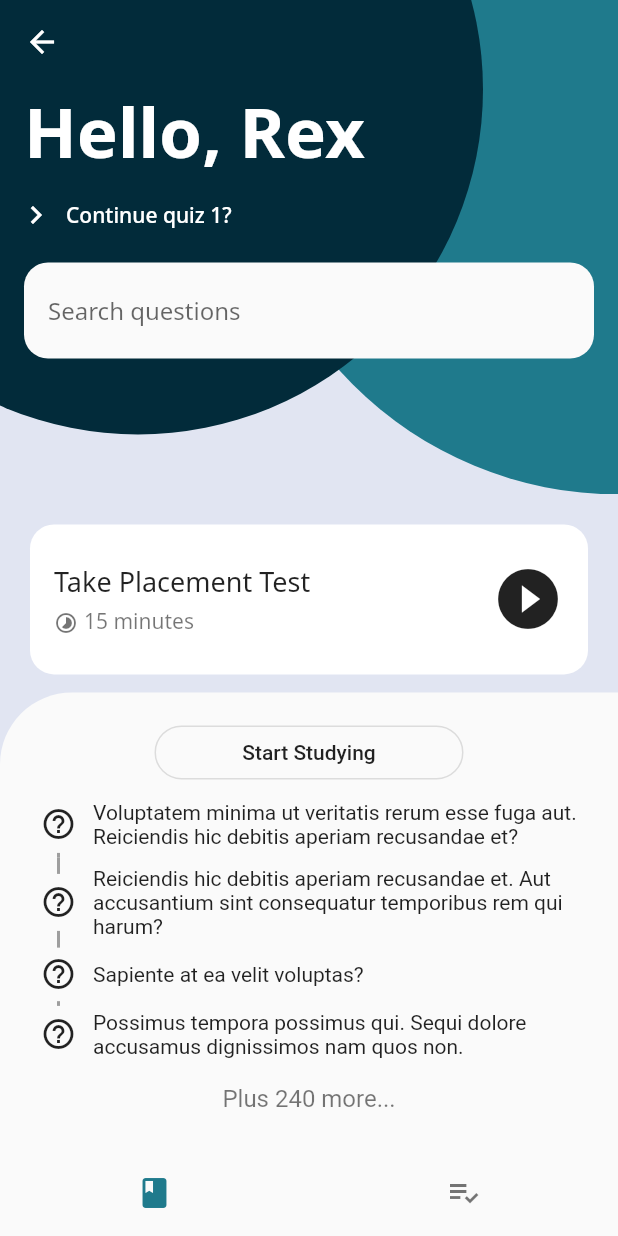
After one commit to stargazing-dino/flutter_designs, a Flutter app: the MedicalQuiz screen opened by its route, after a tap on "Continue quiz 1?", on a phone screen of 412 x 824 dp. The commit adds this screen. Run offline on Flutter 3.47's test engine with Material 2 defaults, Android fonts, the phone set to English and light mode, and no system bars; our stand-ins replace dotted_border, flutter_svg, google_fonts, smooth_page_indicator.

Commit message:
Added medical quiz

```diff
--- a/lib/main.dart
+++ b/lib/main.dart
@@ -2,6 +2,7 @@ import 'package:designs/constants.dart';
 import 'package:designs/pages/airline_seats/airline_seats.dart';
 import 'package:designs/pages/design_meetings/design_meetings.dart';
 import 'package:designs/pages/giraffe_education/giraffe_education.dart';
+import 'package:designs/pages/medical_quiz/medical_quiz.dart';
 import 'package:designs/pages/mia_user_profile/mia_user_profile.dart';
 import 'package:designs/pages/punch_app/punch_app_home.dart';
 import 'package:designs/pages/tech_education/tech_education.dart';
@@ -17,6 +18,7 @@ class App extends StatelessWidget {
       theme: ThemeData(primarySwatch: Colors.blue),
       home: Home(),
       routes: {
+        '/medical_quiz': (_) => MedicalQuiz(),
         '/mia_user_profile': (_) => MiaUserProfilePage(),
         '/airline_seats': (_) => AirlineSeatsPage(),
         '/giraffe_education': (_) => GiraffeEducationPage(),
@@ -48,6 +50,7 @@ class _HomeState extends State<Home> {
             mainAxisSpacing: 16,
           ),
           children: <Widget>[
+            PageButton(title: 'Medical Quizes', to: '/medical_quiz'),
             PageButton(title: 'Mia\'s Profile', to: '/mia_user_profile'),
             PageButton(title: 'Airline Seats', to: '/airline_seats'),
             PageButton(title: 'Giraffe Education', to: '/giraffe_education'),
--- /dev/null
+++ b/lib/pages/medical_quiz/medical_quiz.dart
@@ -0,0 +1,279 @@
+import 'package:designs/pages/medical_quiz/palette.dart';
+import 'package:designs/shared/timeline.dart';
+import 'package:flutter/material.dart';
+import 'package:google_fonts/google_fonts.dart';
+
+class MedicalQuiz extends StatefulWidget {
+  @override
+  _MedicalQuizState createState() => _MedicalQuizState();
+}
+
+class _MedicalQuizState extends State<MedicalQuiz> {
+  final controller = TextEditingController(text: '');
+
+  @override
+  Widget build(BuildContext context) {
+    final style = GoogleFonts.notoSans();
+    final size = MediaQuery.of(context).size;
+    final topHeight = size.height / 2.5;
+    final leftRadius = 460.0;
+    final rightRadius = 500.0;
+
+    return DefaultTextStyle(
+      style: style,
+      child: Scaffold(
+        extendBodyBehindAppBar: true,
+        extendBody: true,
+        backgroundColor: kGrey,
+        appBar: AppBar(
+          elevation: 0.0,
+          backgroundColor: Colors.transparent,
+          leading: IconButton(
+            icon: Icon(Icons.arrow_back, color: Colors.white),
+            onPressed: Navigator.of(context).maybePop,
+          ),
+        ),
+        body: Column(
+          crossAxisAlignment: CrossAxisAlignment.stretch,
+          children: <Widget>[
+            SizedBox(
+              height: topHeight,
+              child: Stack(
+                fit: StackFit.passthrough,
+                children: <Widget>[
+                  Positioned(
+                    right: -rightRadius * .5,
+                    top: topHeight - rightRadius,
+                    child: Container(
+                      height: rightRadius,
+                      width: rightRadius,
+                      decoration: BoxDecoration(
+                        color: kSecondary,
+                        shape: BoxShape.circle,
+                      ),
+                    ),
+                  ),
+                  Positioned(
+                    left: -leftRadius * .3,
+                    top: topHeight - leftRadius - 40.0,
+                    child: Container(
+                      height: leftRadius,
+                      width: leftRadius,
+                      decoration: BoxDecoration(
+                        color: kPrimary,
+                        shape: BoxShape.circle,
+                      ),
+                    ),
+                  ),
+                  SafeArea(
+                    bottom: false,
+                    child: Column(
+                      crossAxisAlignment: CrossAxisAlignment.start,
+                      children: <Widget>[
+                        Padding(
+                          padding: const EdgeInsets.only(left: 16.0),
+                          child: Text(
+                            'Hello, Rex',
+                            style: style.copyWith(
+                              fontSize: 46.0,
+                              color: Colors.white,
+                              fontWeight: FontWeight.bold,
+                            ),
+                          ),
+                        ),
+                        FlatButton.icon(
+                          onPressed: () {},
+                          icon: Icon(
+                            Icons.keyboard_arrow_right,
+                            color: Colors.white,
+                          ),
+                          label: Text(
+                            'Continue quiz 1?',
+                            style: style.copyWith(
+                              color: Colors.white,
+                            ),
+                          ),
+                        ),
+                        const SizedBox(height: 8.0),
+                        Padding(
+                          padding: const EdgeInsets.symmetric(horizontal: 16.0),
+                          child: Material(
+                            borderRadius: BorderRadius.circular(16.0),
+                            child: Padding(
+                              padding: const EdgeInsets.symmetric(
+                                  horizontal: 16.0, vertical: 8.0),
+                              child: TextField(
+                                controller: controller,
+                                style: style.copyWith(color: Colors.black),
+                                decoration: InputDecoration(
+                                  border: InputBorder.none,
+                                  hintText: 'Search questions',
+                                ),
+                              ),
+                            ),
+                          ),
+                        )
+                      ],
+                    ),
+                  )
+                ],
+              ),
+            ),
+            Expanded(
+              child: Column(
+                crossAxisAlignment: CrossAxisAlignment.stretch,
+                children: <Widget>[
+                  Padding(
+                    padding: const EdgeInsets.fromLTRB(16.0, 16.0, 16.0, 8.0),
+                    child: Card(
+                      elevation: 0.0,
+                      shape: RoundedRectangleBorder(
+                        borderRadius: BorderRadius.circular(16.0),
+                      ),
+                      child: SizedBox(
+                        height: 100,
+                        child: Padding(
+                          padding: const EdgeInsets.fromLTRB(
+                            16.0,
+                            16.0,
+                            8.0,
+                            16.0,
+                          ),
+                          child: Row(
+                            children: <Widget>[
+                              Expanded(
+                                child: Column(
+                                  crossAxisAlignment: CrossAxisAlignment.start,
+                                  mainAxisAlignment: MainAxisAlignment.center,
+                                  children: <Widget>[
+                                    Text(
+                                      'Take Placement Test',
+                                      style: style.copyWith(
+                                        fontSize: 18.0,
+                                      ),
+                                    ),
+                                    const SizedBox(height: 4.0),
+                                    Text.rich(
+                                      TextSpan(
+                                        children: [
+                                          WidgetSpan(
+                                            child: Icon(
+                                              Icons.timelapse,
+                                              size: 16.0,
+                                              color: Theme.of(context)
+                                                  .textTheme
+                                                  .caption
+                                                  .color,
+                                            ),
+                                          ),
+                                          WidgetSpan(child: SizedBox(width: 4)),
+                                          TextSpan(
+                                            text: '15 minutes',
+                                          )
+                                        ],
+                                      ),
+                                      style: style.copyWith(
+                                        fontSize: 14.0,
+                                        color: Theme.of(context)
+                                            .textTheme
+                                            .caption
+                                            .color,
+                                      ),
+                                    ),
+                                  ],
+                                ),
+                              ),
+                              const SizedBox(width: 16.0),
+                              IconButton(
+                                iconSize: 48.0,
+                                icon: Icon(Icons.play_circle_filled),
+                                onPressed: () {},
+                              ),
+                            ],
+                          ),
+                        ),
+                      ),
+                    ),
+                  ),
+                  Expanded(
+                    child: Material(
+                      borderRadius: BorderRadius.only(
+                        topLeft: Radius.circular(48.0),
+                      ),
+                      child: Padding(
+                        padding: const EdgeInsets.all(16.0),
+                        child: Column(
+                          crossAxisAlignment: CrossAxisAlignment.stretch,
+                          children: <Widget>[
+                            Center(
+                              child: SizedBox(
+                                width: size.width / 2,
+                                child: OutlineButton(
+                                  shape: StadiumBorder(),
+                                  onPressed: () {},
+                                  child: Text('Start Studying'),
+                                ),
+                              ),
+                            ),
+                            Timeline(
+                              gutterSpacing: 8.0,
+                              children: <Widget>[
+                                Text(
+                                    'Voluptatem minima ut veritatis rerum esse fuga aut. Reiciendis hic debitis aperiam recusandae et?'),
+                                Text(
+                                    'Reiciendis hic debitis aperiam recusandae et. Aut accusantium sint consequatur temporibus rem qui harum?'),
+                                Text('Sapiente at ea velit voluptas?'),
+                                Text(
+                                    'Possimus tempora possimus qui. Sequi dolore accusamus dignissimos nam quos non.'),
+                              ],
+                              indicators: <Widget>[
+                                Icon(Icons.help_outline),
+                                Icon(Icons.help_outline),
+                                Icon(Icons.help_outline),
+                                Icon(Icons.help_outline),
+                              ],
+                            ),
+                            Spacer(),
+                            Center(
+                                child: Text(
+                              'Plus 240 more...',
+                              style: Theme.of(context)
+                                  .textTheme
+                                  .caption
+                                  .copyWith(fontSize: 16.0),
+                            )),
+                            Spacer(),
+                            const SizedBox(height: kBottomNavigationBarHeight),
+                          ],
+                        ),
+                      ),
+                    ),
+                  ),
+                ],
+              ),
+            )
+          ],
+        ),
+        bottomNavigationBar: BottomNavigationBar(
+          elevation: 0.0,
+          backgroundColor: Colors.transparent,
+          showUnselectedLabels: false,
+          showSelectedLabels: false,
+          selectedItemColor: kSecondary,
+          selectedIconTheme: IconThemeData(color: kSecondary),
+          selectedLabelStyle: TextStyle(color: kSecondary),
+          items: <BottomNavigationBarItem>[
+            BottomNavigationBarItem(
+              icon: Icon(Icons.book),
+              title: Text('Study'),
+            ),
+            BottomNavigationBarItem(
+              icon: Icon(Icons.playlist_add_check),
+              title: Text('Exam'),
+            ),
+          ],
+        ),
+      ),
+    );
+  }
+}
--- /dev/null
+++ b/lib/pages/medical_quiz/palette.dart
@@ -0,0 +1,6 @@
+import 'package:flutter/material.dart';
+
+const kPrimary = Color(0xff022B3A);
+const kSecondary = Color(0xff1F7A8C);
+const kLightPrimary = Color(0xffBFDBF7);
+const kGrey = Color(0xffE1E5F2);
--- /dev/null
+++ b/lib/shared/timeline.dart
@@ -0,0 +1,219 @@
+import 'package:flutter/material.dart';
+
+class Timeline extends StatelessWidget {
+  const Timeline({
+    @required this.children,
+    this.indicators,
+    this.isLeftAligned = true,
+    this.itemGap = 12.0,
+    this.gutterSpacing = 4.0,
+    this.padding = const EdgeInsets.all(8),
+    this.physics,
+    this.shrinkWrap = true,
+    this.primary = false,
+    this.reverse = false,
+    this.controller,
+    this.lineColor = Colors.grey,
+    this.lineGap = 4.0,
+    this.indicatorColor = Colors.blue,
+    this.indicatorSize = 30.0,
+    this.indicatorStyle = PaintingStyle.stroke,
+    this.strokeCap = StrokeCap.butt,
+    this.strokeWidth = 2.0,
+    this.style = PaintingStyle.stroke,
+  })  : itemCount = children.length,
+        assert(itemGap >= 0),
+        assert(lineGap >= 0),
+        assert(indicators == null || children.length == indicators.length);
+
+  /// The [Widget]s shown in the main portion of the timeline event
+  final List<Widget> children;
+
+  /// A `List` of [Widget]s matching [children] length that contains the
+  /// elements to be displayed alongisde [children]. These items will have their
+  /// width and height constrained by [indicatorSize].
+  final List<Widget> indicators;
+
+  /// Whether the timeline is displayed on the left or right side of [children]
+  final bool isLeftAligned;
+
+  /// The vertical spacing between timeline events.
+  final double itemGap;
+
+  /// The horizontal spacing between the event timeline and the [children]
+  final double gutterSpacing;
+
+  /// See [ListView]
+  final EdgeInsets padding;
+
+  /// See [ListView]
+  final ScrollPhysics physics;
+
+  /// See [ListView]
+  final bool shrinkWrap;
+
+  /// See [ListView]
+  final bool primary;
+
+  /// See [ListView]
+  final bool reverse;
+
+  /// See [ListView]
+  final ScrollController controller;
+
+  /// See [ListView]
+  final int itemCount;
+
+  /// The color of the lines between indicators in the event timeline
+  final Color lineColor;
+
+  /// The amoung of spacing between the line and the indicator
+  final double lineGap;
+
+  /// If [indicators] is not set, a default circle will be set.
+  /// [indicatorColor] defines the color of that circle.
+  final Color indicatorColor;
+
+  /// The size of the [indicators]
+  final double indicatorSize;
+
+  /// A painting style that defines the indicator.
+  /// For unfilled circles, try setting to `PaintingStyle.stroke`
+  final PaintingStyle indicatorStyle;
+
+  /// What kind of stroke cap to use on the event timeline lines
+  final StrokeCap strokeCap;
+
+  /// The width of the lines used in the event timeline lines
+  final double strokeWidth;
+
+  /// The style used for painting the event timeline lines
+  final PaintingStyle style;
+
+  @override
+  Widget build(BuildContext context) {
+    return ListView.separated(
+      padding: padding,
+      separatorBuilder: (_, __) => SizedBox(height: itemGap),
+      physics: physics,
+      shrinkWrap: shrinkWrap,
+      itemCount: itemCount,
+      controller: controller,
+      reverse: reverse,
+      primary: primary,
+      itemBuilder: (context, index) {
+        final child = children[index];
+
+        Widget indicator;
+        if (indicators != null) indicator = indicators[index];
+
+        final isFirst = index == 0;
+        final isLast = index == itemCount - 1;
+
+        final timelineTile = <Widget>[
+          CustomPaint(
+            foregroundPainter: _TimelinePainter(
+              hideDefaultIndicator: indicator != null,
+              lineColor: lineColor,
+              indicatorColor: indicatorColor,
+              indicatorSize: indicatorSize,
+              indicatorStyle: indicatorStyle,
+              isFirst: isFirst,
+              isLast: isLast,
+              lineGap: lineGap,
+              strokeCap: strokeCap,
+              strokeWidth: strokeWidth,
+              style: style,
+              itemGap: itemGap,
+            ),
+            child: SizedBox(
+              height: double.infinity,
+              width: indicatorSize,
+              child: indicator,
+            ),
+          ),
+          SizedBox(width: gutterSpacing),
+          Expanded(child: child),
+        ];
+
+        return IntrinsicHeight(
+          child: Row(
+            mainAxisAlignment: MainAxisAlignment.start,
+            children:
+                isLeftAligned ? timelineTile : timelineTile.reversed.toList(),
+          ),
+        );
+      },
+    );
+  }
+}
+
+class _TimelinePainter extends CustomPainter {
+  _TimelinePainter({
+    @required this.hideDefaultIndicator,
+    @required this.indicatorColor,
+    @required this.indicatorStyle,
+    @required this.indicatorSize,
+    @required this.lineGap,
+    @required this.strokeCap,
+    @required this.strokeWidth,
+    @required this.style,
+    @required this.lineColor,
+    @required this.isFirst,
+    @required this.isLast,
+    @required this.itemGap,
+  })  : linePaint = Paint()
+          ..color = lineColor
+          ..strokeCap = strokeCap
+          ..strokeWidth = strokeWidth
+          ..style = style,
+        circlePaint = Paint()
+          ..color = indicatorColor
+          ..style = indicatorStyle;
+
+  final bool hideDefaultIndicator;
+  final Color indicatorColor;
+  final PaintingStyle indicatorStyle;
+  final double indicatorSize;
+  final double lineGap;
+  final StrokeCap strokeCap;
+  final double strokeWidth;
+  final PaintingStyle style;
+  final Color lineColor;
+  final Paint linePaint;
+  final Paint circlePaint;
+  final bool isFirst;
+  final bool isLast;
+  final double itemGap;
+
+  @override
+  void paint(Canvas canvas, Size size) {
+    final indicatorRadius = indicatorSize / 2;
+    final halfItemGap = itemGap / 2;
+    final indicatorMargin = indicatorRadius + lineGap;
+
+    final top = size.topLeft(Offset(indicatorRadius, 0.0 - halfItemGap));
+    final centerTop = size.centerLeft(
+      Offset(indicatorRadius, -indicatorMargin),
+    );
+
+    final bottom = size.bottomLeft(Offset(indicatorRadius, 0.0 + halfItemGap));
+    final centerBottom = size.centerLeft(
+      Offset(indicatorRadius, indicatorMargin),
+    );
+
+    if (!isFirst) canvas.drawLine(top, centerTop, linePaint);
+    if (!isLast) canvas.drawLine(centerBottom, bottom, linePaint);
+
+    if (!hideDefaultIndicator) {
+      final Offset offsetCenter = size.centerLeft(Offset(indicatorRadius, 0));
+
+      canvas.drawCircle(offsetCenter, indicatorRadius, circlePaint);
+    }
+  }
+
+  @override
+  bool shouldRepaint(CustomPainter oldDelegate) {
+    return false;
+  }
+}
--- a/pubspec.yaml
+++ b/pubspec.yaml
@@ -10,6 +10,7 @@ dependencies:
   flutter:
     sdk: flutter
 
+  google_fonts:
   flutter_svg:
   dotted_border:
   smooth_page_indicator:
```
Also changed, not shown: pubspec.lock, 6 other files.
